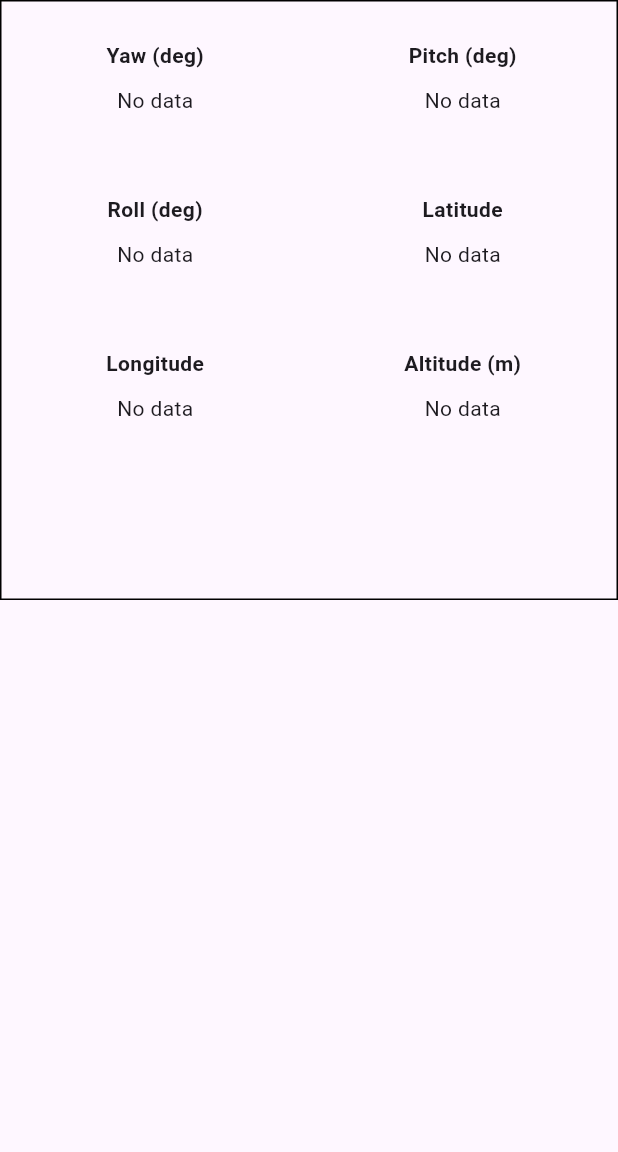
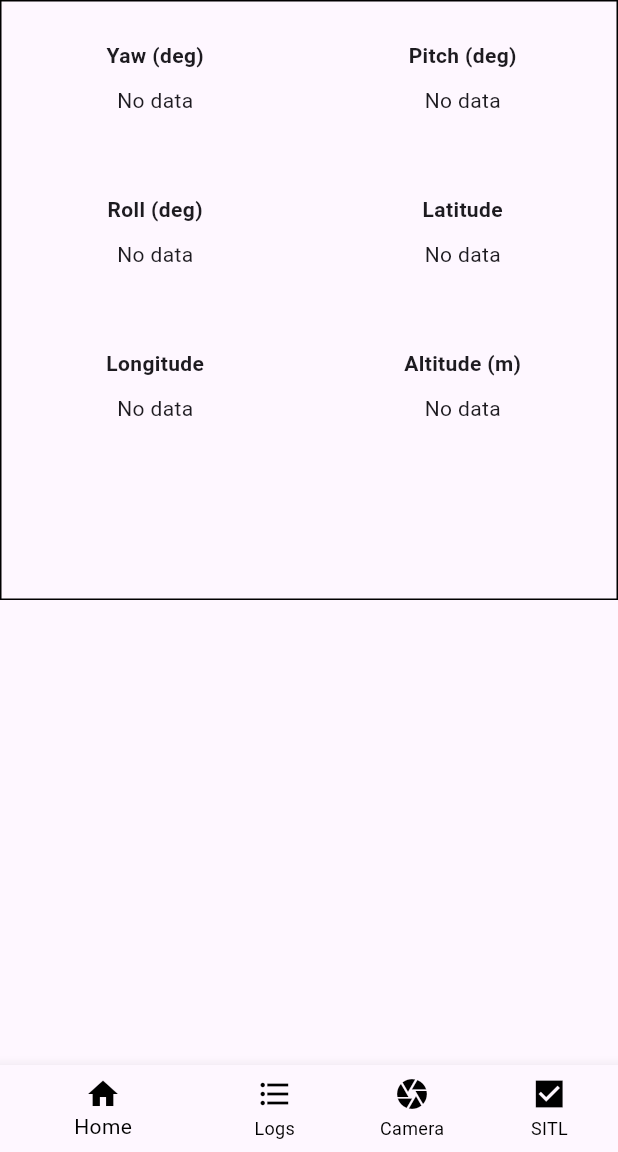
Before and after one commit to UWARG/IMACS-2, a Flutter app: the screen it shows after launch, on a phone screen of 412 x 824 dp, the part 84-1236 px from its top. Run offline on Flutter 3.47's test engine with Material 3 defaults, Android fonts, the phone set to English and light mode, and no system bars; missing offline and left inert: dart_mavlink, flutter_libserialport.

```diff
--- a/flutter_app/lib/main.dart
+++ b/flutter_app/lib/main.dart
@@ -1,5 +1,6 @@
 import 'package:flutter/material.dart';
 import 'package:imacs/screens/home_screen.dart';
+import 'package:imacs/widgets/nav_bar_widget.dart';
 
 void main() async {
   runApp(const App());
@@ -17,6 +18,12 @@ class App extends StatelessWidget {
       ),
       routes: {
         '/': (BuildContext context) => HomePage(title: 'WARG IMACS'),
+        '/logs': (BuildContext context) =>
+            const PlaceholderScreen(title: 'Logs'),
+        '/camera': (BuildContext context) =>
+            const PlaceholderScreen(title: 'Camera'),
+        '/sitl': (BuildContext context) =>
+            const PlaceholderScreen(title: 'SITL'),
       },
     );
   }
--- a/flutter_app/lib/screens/home_screen.dart
+++ b/flutter_app/lib/screens/home_screen.dart
@@ -2,6 +2,7 @@ import 'package:flutter/material.dart';
 import 'package:imacs/modules/mavlink_communication.dart';
 import 'package:imacs/modules/get_drone_information.dart';
 import 'package:imacs/widgets/drone_information_widget.dart';
+import 'package:imacs/widgets/nav_bar_widget.dart';
 
 class HomePage extends StatelessWidget {
   HomePage({Key? key, required this.title}) : super(key: key);
@@ -23,6 +24,6 @@ class HomePage extends StatelessWidget {
             ),
           ],
         ),
-    );
+        bottomNavigationBar: const NavBar());
   }
 }
--- /dev/null
+++ b/flutter_app/lib/widgets/nav_bar_widget.dart
@@ -0,0 +1,74 @@
+import 'package:flutter/material.dart';
+
+/// Widget for navigating between different screens
+///
+/// This widget displays the different sceeens in tabs along a bar at
+/// the bottom of the screen. When clicked, each tab will navigate to
+/// the corresponding screen.
+class NavBar extends StatelessWidget {
+  /// @brief Constructs a NavBar widget.
+  const NavBar({Key? key}) : super(key: key);
+
+  @override
+  Widget build(BuildContext context) {
+    return BottomNavigationBar(
+      onTap: (int index) {
+        switch (index) {
+          case 0:
+            Navigator.pushReplacementNamed(context, '/');
+            break;
+          case 1:
+            Navigator.popAndPushNamed(context, '/logs');
+            break;
+          case 2:
+            Navigator.popAndPushNamed(context, '/camera');
+            break;
+          default:
+            Navigator.popAndPushNamed(context, '/sitl');
+            break;
+        }
+      },
+      items: const <BottomNavigationBarItem>[
+        BottomNavigationBarItem(
+          icon: Icon(Icons.home_sharp),
+          label: 'Home',
+        ),
+        BottomNavigationBarItem(
+          icon: Icon(Icons.format_list_bulleted_sharp),
+          label: 'Logs',
+        ),
+        BottomNavigationBarItem(
+          icon: Icon(Icons.camera_sharp),
+          label: 'Camera',
+        ),
+        BottomNavigationBarItem(
+          icon: Icon(Icons.check_box_sharp),
+          label: 'SITL',
+        )
+      ],
+      unselectedItemColor: Colors.black,
+      selectedItemColor: Colors.black,
+      showUnselectedLabels: true,
+    );
+  }
+}
+
+/// A placeholder screen with title text and the navigation bar
+///
+/// This widget is a placeholder screen containing a title,
+/// placeholder body, and the navigation bar.
+class PlaceholderScreen extends StatelessWidget {
+  /// @brief Constructs a PlaceholderScreen widget.
+  const PlaceholderScreen({Key? key, required this.title}) : super(key: key);
+
+  final String title;
+  @override
+  Widget build(BuildContext context) {
+    return Scaffold(
+        appBar: AppBar(
+          title: Text(title),
+        ),
+        body: const Placeholder(),
+        bottomNavigationBar: const NavBar());
+  }
+}
```
Also changed, not shown: flutter_app/pubspec.lock, 2 other files. Lines whose indentation alone changed are shown as unchanged.
